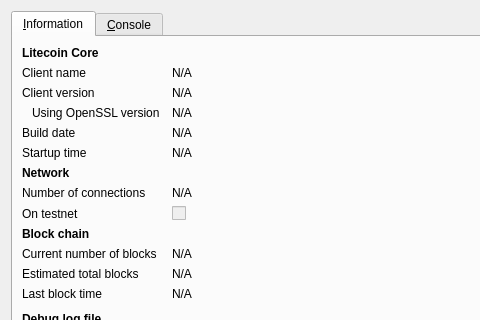
The window that src/qt/forms/rpcconsole.ui (The-Cypherfunks/The-Cypherfunks) describes before a commit, drawn with Qt 5; both pictures show x 0 to 480 and y 0 to 320 of the 740 by 450 pixel window.
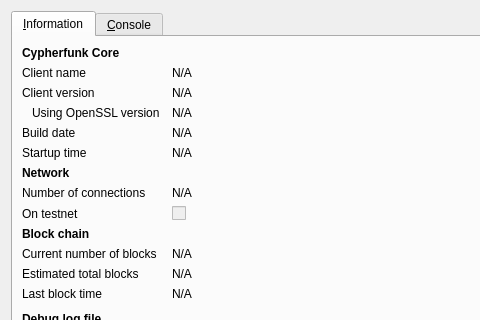
The same window after the commit. Icons and pictures are not drawn.

```diff
--- a/src/qt/forms/rpcconsole.ui
+++ b/src/qt/forms/rpcconsole.ui
@@ -36,7 +36,7 @@
           </font>
          </property>
          <property name="text">
-          <string>Litecoin Core</string>
+          <string>Cypherfunk Core</string>
          </property>
         </widget>
        </item>
```
Left out of the diff: 6 changed lines with no effect on the pictures.
